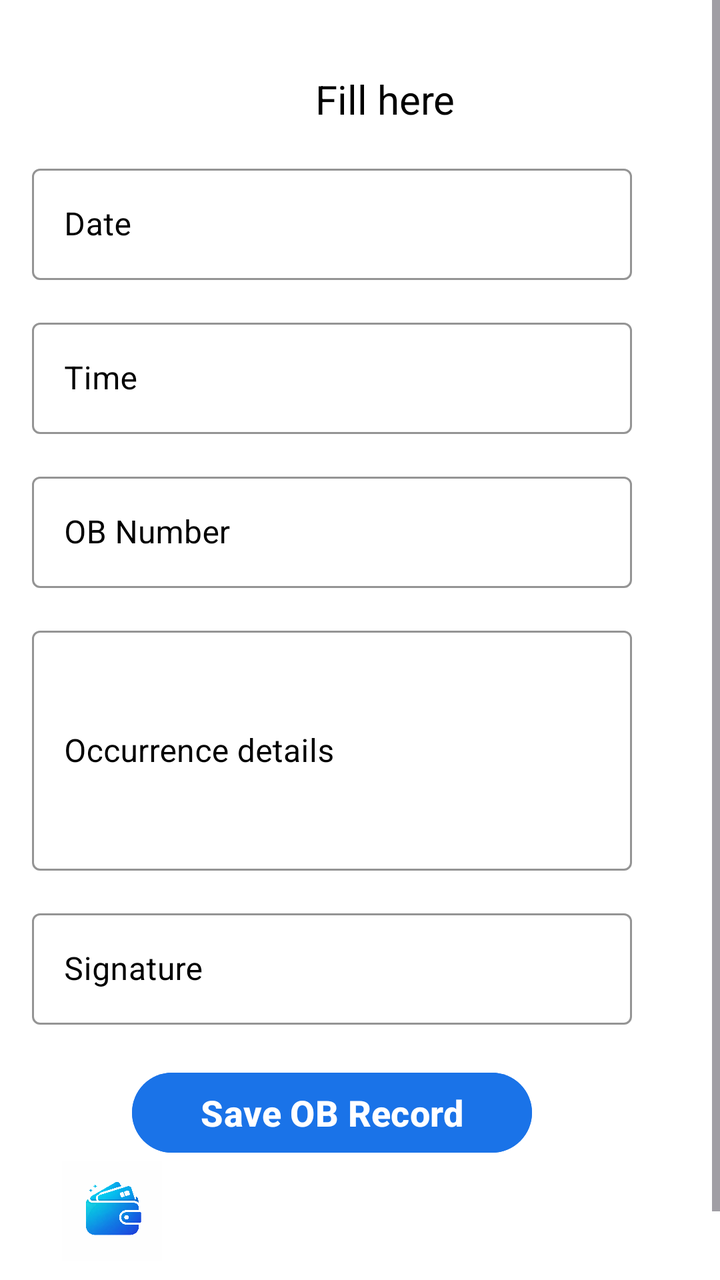
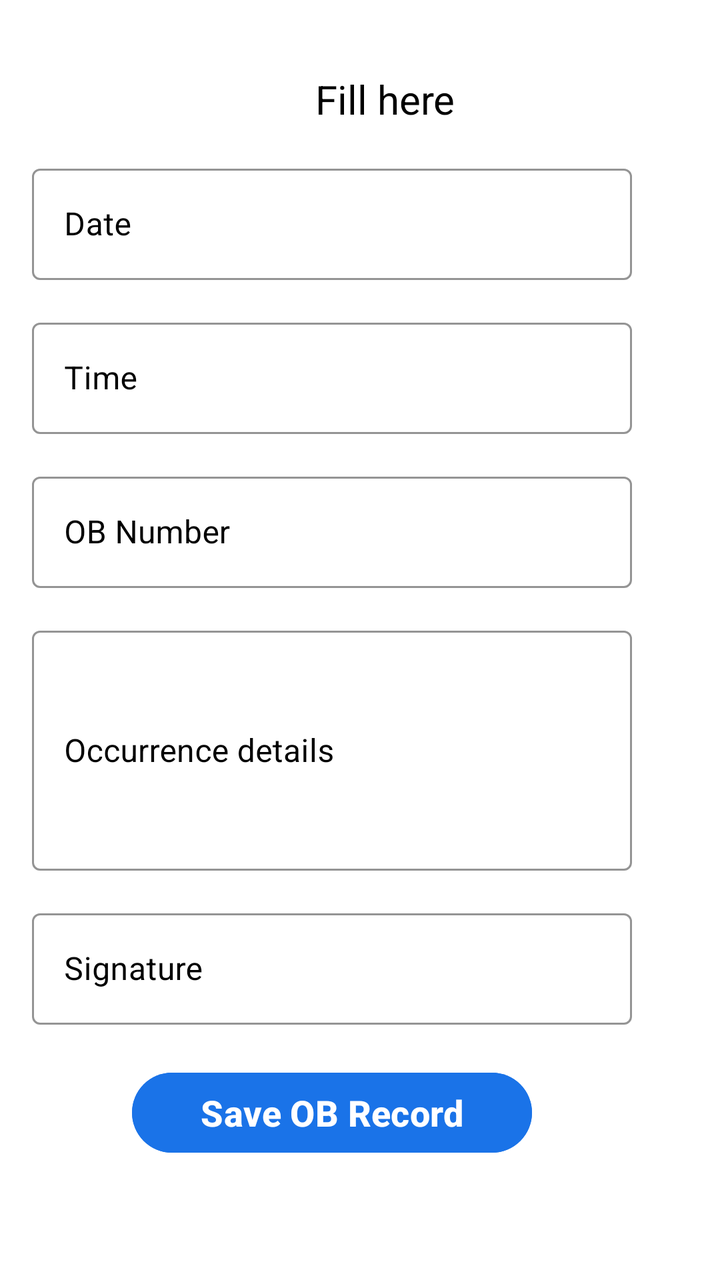

Screens rendered from an Android XML layout before and after an edit, with the pre-edit source and the edit as a unified diff.
<!-- AndroidManifest.xml: application theme Theme.App -->
<!-- res/layout/activity_home.xml -->
<ScrollView xmlns:android="http://schemas.android.com/apk/res/android"
    xmlns:app="http://schemas.android.com/apk/res-auto"
    android:layout_width="match_parent"
    android:layout_height="match_parent"
    android:background="#FFFFFF">

    <LinearLayout
        android:id="@+id/main"
        android:layout_width="match_parent"
        android:layout_height="wrap_content"
        android:orientation="vertical"
        android:layout_marginEnd="10dp"
        android:padding="16dp">

        <TextView
            android:layout_width="match_parent"
            android:layout_height="match_parent"
            android:textAlignment="center"
            android:textColor="@color/black"
            android:layout_marginStart="40dp"
            android:textSize="20sp"
            android:layout_marginTop="20dp"
            android:text="Fill here "/>

        
        <com.google.android.material.textfield.TextInputLayout
            android:layout_width="300dp"
            android:layout_height="wrap_content"
            android:textColorHint="@color/black"
            android:hint="Date"
            android:layout_marginTop="16dp"
            style="@style/Widget.MaterialComponents.TextInputLayout.OutlinedBox"
            app:boxStrokeColor="@android:color/black"
            app:hintTextColor="@android:color/black">

            <com.google.android.material.textfield.TextInputEditText
                android:id="@+id/date"
                android:layout_width="match_parent"
                android:layout_height="wrap_content"
                android:textColor="@android:color/black"
                android:inputType="datetime"/>
        </com.google.android.material.textfield.TextInputLayout>


        

        <com.google.android.material.textfield.TextInputLayout
            android:layout_width="300dp"
            android:layout_height="wrap_content"
            android:textColorHint="@color/black"
            android:hint="Time"
            android:layout_marginTop="16dp"
            style="@style/Widget.MaterialComponents.TextInputLayout.OutlinedBox"
            app:boxStrokeColor="@android:color/black"
            app:hintTextColor="@android:color/black">

            <com.google.android.material.textfield.TextInputEditText
                android:id="@+id/time"
                android:layout_width="match_parent"
                android:layout_height="wrap_content"
                android:textColor="@android:color/black"
                android:inputType="time"/>
        </com.google.android.material.textfield.TextInputLayout>



        
        <com.google.android.material.textfield.TextInputLayout
            android:layout_width="300dp"
            android:layout_height="wrap_content"
            android:textColorHint="@color/black"
            android:hint="OB Number"
            android:layout_marginTop="16dp"
            style="@style/Widget.MaterialComponents.TextInputLayout.OutlinedBox"
            app:boxStrokeColor="@android:color/black"
            app:hintTextColor="@android:color/black">

            <com.google.android.material.textfield.TextInputEditText
                android:id="@+id/obNumber"
                android:layout_width="match_parent"
                android:layout_height="wrap_content"
                android:textColor="@android:color/black"
                android:inputType="number|phone"/>
        </com.google.android.material.textfield.TextInputLayout>



        
        <com.google.android.material.textfield.TextInputLayout
            android:layout_width="300dp"
            android:layout_height="match_parent"
            android:textColorHint="@color/black"
            android:hint="Occurrence details"
            android:layout_marginTop="16dp"
            style="@style/Widget.MaterialComponents.TextInputLayout.OutlinedBox"
            app:boxStrokeColor="@android:color/black"
            app:hintTextColor="@android:color/black">

            <com.google.android.material.textfield.TextInputEditText
                android:id="@+id/occurrence"
                android:layout_width="match_parent"
                android:layout_height="120dp"
                android:textColor="@android:color/black"
                android:inputType="textMultiLine"/>
        </com.google.android.material.textfield.TextInputLayout>


        
        <com.google.android.material.textfield.TextInputLayout
            android:layout_width="300dp"
            android:layout_height="match_parent"
            android:textColorHint="@color/black"
            android:hint="Signature"
            android:layout_marginTop="16dp"
            style="@style/Widget.MaterialComponents.TextInputLayout.OutlinedBox"
            app:boxStrokeColor="@android:color/black"
            app:hintTextColor="@android:color/black">

            <com.google.android.material.textfield.TextInputEditText
                android:id="@+id/sign"
                android:layout_width="match_parent"
                android:layout_height="match_parent"
                android:textColor="@android:color/black"
                android:inputType="number"/>
        </com.google.android.material.textfield.TextInputLayout>

        
        <Button
            android:id="@+id/saveBtn"
            android:layout_width="200dp"
            android:layout_height="wrap_content"
            android:layout_marginTop="20dp"
            android:layout_marginStart="50dp"
            android:text="Save OB Record"
            android:textSize="18sp"
            android:textStyle="bold"
            android:backgroundTint="#1A73E8"
            android:textColor="#FFFFFF"/>


        <ImageView
            android:id="@+id/view"
            android:layout_width="80dp"
            android:layout_height="50dp"
            android:layout_marginBottom="10dp"
            android:src="@drawable/view"/>
        <TextView
            android:layout_width="70dp"
            android:layout_height="20dp"
            android:text="View"
            android:layout_marginStart="30dp"
            android:textSize="14sp"
            android:textColor="@color/black"
            android:textStyle="bold"
            />




    </LinearLayout>
</ScrollView>
<!-- resources referenced by this layout -->
<resources>
  <color name="black">#FF000000</color>
  <!-- drawable view: png bitmap (drawable, 258879 bytes) -->
  <style name="Theme.App" parent="Base.Theme.App" />
  <style name="Base.Theme.App" parent="Theme.Material3.DayNight.NoActionBar">
          <item name="colorPrimary">#1A73E8</item>
  
  
      </style>
</resources>

<!-- the commit's change to res/layout/activity_home.xml (unified diff, before → after) -->
@@ -35,6 +35,8 @@
 
             <com.google.android.material.textfield.TextInputEditText
                 android:id="@+id/date"
+                android:focusable="false"
+                android:clickable="true"
                 android:layout_width="match_parent"
                 android:layout_height="wrap_content"
                 android:textColor="@android:color/black"
@@ -56,6 +58,8 @@
 
             <com.google.android.material.textfield.TextInputEditText
                 android:id="@+id/time"
+                android:focusable="false"
+                android:clickable="true"
                 android:layout_width="match_parent"
                 android:layout_height="wrap_content"
                 android:textColor="@android:color/black"
@@ -77,6 +81,8 @@
 
             <com.google.android.material.textfield.TextInputEditText
                 android:id="@+id/obNumber"
+                android:focusable="false"
+                android:clickable="false"
                 android:layout_width="match_parent"
                 android:layout_height="wrap_content"
                 android:textColor="@android:color/black"
@@ -121,7 +127,7 @@
                 android:layout_width="match_parent"
                 android:layout_height="match_parent"
                 android:textColor="@android:color/black"
-                android:inputType="number"/>
+                android:inputType="textPersonName"/>
         </com.google.android.material.textfield.TextInputLayout>
 
         
@@ -138,21 +144,6 @@
             android:textColor="#FFFFFF"/>
 
 
-        <ImageView
-            android:id="@+id/view"
-            android:layout_width="80dp"
-            android:layout_height="50dp"
-            android:layout_marginBottom="10dp"
-            android:src="@drawable/view"/>
-        <TextView
-            android:layout_width="70dp"
-            android:layout_height="20dp"
-            android:text="View"
-            android:layout_marginStart="30dp"
-            android:textSize="14sp"
-            android:textColor="@color/black"
-            android:textStyle="bold"
-            />
 
 
 
<!-- resource entries referenced after the edit -->
@@ -1,7 +1,6 @@
 <!-- resources referenced by this layout -->
 <resources>
   <color name="black">#FF000000</color>
-  <!-- drawable view: png bitmap (drawable, 258879 bytes) -->
   <style name="Theme.App" parent="Base.Theme.App" />
   <style name="Base.Theme.App" parent="Theme.Material3.DayNight.NoActionBar">
           <item name="colorPrimary">#1A73E8</item>
